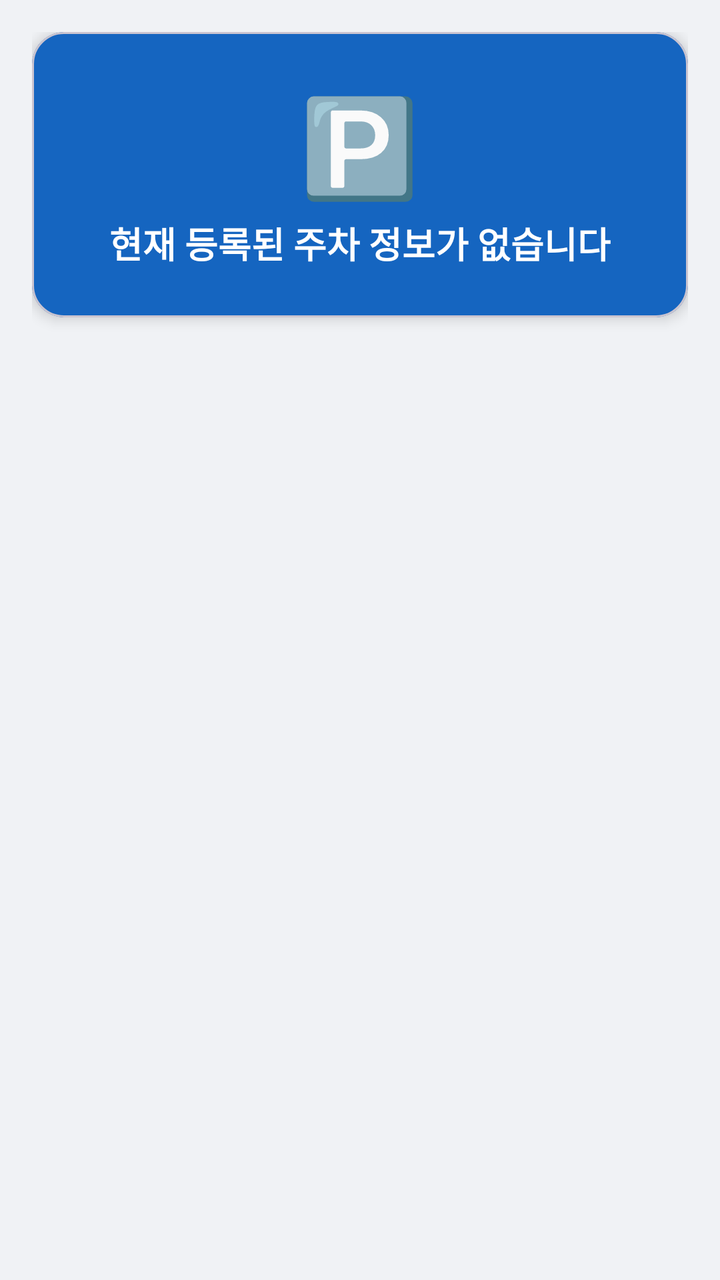
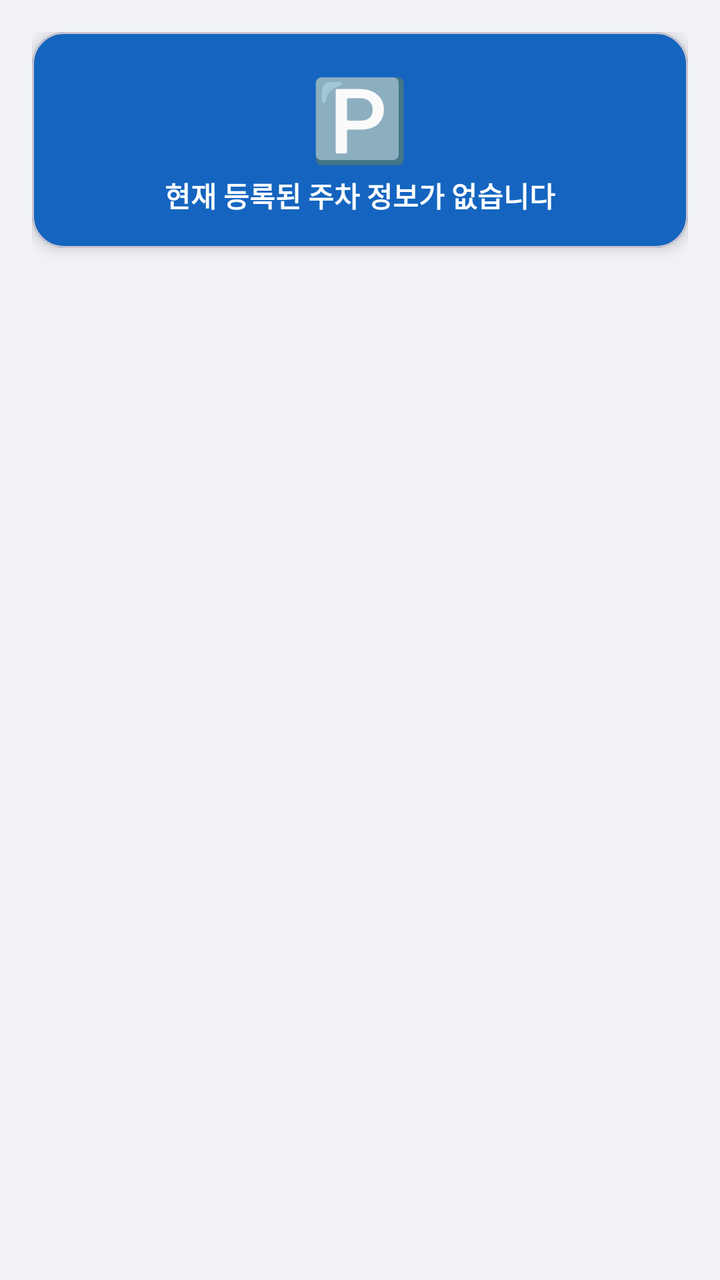

Compare the two renders of this Android layout. The source of the first and the diff that turns it into the second are given below.
<!-- AndroidManifest.xml: application theme Theme.ParkingManager -->
<!-- res/layout/fragment_home.xml -->
<?xml version="1.0" encoding="utf-8"?>
<ScrollView xmlns:android="http://schemas.android.com/apk/res/android"
    xmlns:app="http://schemas.android.com/apk/res-auto"
    android:layout_width="match_parent"
    android:layout_height="match_parent"
    android:background="@color/background">

    <LinearLayout
        android:layout_width="match_parent"
        android:layout_height="wrap_content"
        android:orientation="vertical"
        android:padding="16dp">

        
        <com.google.android.material.card.MaterialCardView
            android:layout_width="match_parent"
            android:layout_height="wrap_content"
            android:layout_marginBottom="16dp"
            app:cardElevation="4dp"
            app:cardCornerRadius="16dp"
            app:cardBackgroundColor="@color/primary">

            <LinearLayout
                android:layout_width="match_parent"
                android:layout_height="wrap_content"
                android:orientation="vertical"
                android:gravity="center"
                android:padding="24dp">

                <TextView
                    android:id="@+id/tv_status_icon"
                    android:layout_width="wrap_content"
                    android:layout_height="wrap_content"
                    android:text="🅿️"
                    android:textSize="48sp"
                    android:layout_marginBottom="4dp" />

                <TextView
                    android:id="@+id/tv_elapsed_time"
                    android:layout_width="wrap_content"
                    android:layout_height="wrap_content"
                    android:textSize="18sp"
                    android:textStyle="bold"
                    android:textColor="@android:color/white"
                    android:fontFamily="monospace"
                    android:visibility="gone"
                    android:layout_marginBottom="4dp" />

                <TextView
                    android:id="@+id/tv_status"
                    android:layout_width="wrap_content"
                    android:layout_height="wrap_content"
                    android:text="현재 등록된 주차 정보가 없습니다"
                    android:textSize="18sp"
                    android:textStyle="bold"
                    android:textColor="@android:color/white"
                    android:gravity="center" />
            </LinearLayout>
        </com.google.android.material.card.MaterialCardView>

        
        <com.google.android.material.card.MaterialCardView
            android:id="@+id/section_parking"
            android:layout_width="match_parent"
            android:layout_height="wrap_content"
            android:layout_marginBottom="12dp"
            android:visibility="gone"
            app:cardElevation="2dp"
            app:cardCornerRadius="12dp">

            <LinearLayout
                android:layout_width="match_parent"
                android:layout_height="wrap_content"
                android:orientation="vertical"
                android:padding="16dp">

                
                <TextView
                    android:layout_width="match_parent"
                    android:layout_height="wrap_content"
                    android:text="주차 정보"
                    android:textSize="14sp"
                    android:textStyle="bold"
                    android:textColor="@color/primary"
                    android:layout_marginBottom="10dp" />

                
                <LinearLayout
                    android:layout_width="match_parent"
                    android:layout_height="wrap_content"
                    android:orientation="horizontal"
                    android:gravity="center_vertical"
                    android:layout_marginBottom="6dp">

                    <TextView
                        android:id="@+id/tv_park_location"
                        android:layout_width="0dp"
                        android:layout_height="wrap_content"
                        android:layout_weight="1"
                        android:textSize="15sp" />

                    <com.google.android.material.button.MaterialButton
                        android:id="@+id/btn_edit_park_location"
                        android:layout_width="wrap_content"
                        android:layout_height="32dp"
                        android:text="📍 위치 변경"
                        android:textSize="11sp"
                        android:visibility="gone"
                        android:insetTop="0dp"
                        android:insetBottom="0dp"
                        style="@style/Widget.Material3.Button.OutlinedButton" />
                </LinearLayout>

                
                <LinearLayout
                    android:layout_width="match_parent"
                    android:layout_height="wrap_content"
                    android:orientation="horizontal"
                    android:gravity="center_vertical">

                    <TextView
                        android:id="@+id/tv_park_time"
                        android:layout_width="0dp"
                        android:layout_height="wrap_content"
                        android:layout_weight="1"
                        android:textSize="15sp" />

                    <com.google.android.material.button.MaterialButton
                        android:id="@+id/btn_edit_park_time"
                        android:layout_width="wrap_content"
                        android:layout_height="32dp"
                        android:text="🕐 시간 수정"
                        android:textSize="11sp"
                        android:visibility="gone"
                        android:insetTop="0dp"
                        android:insetBottom="0dp"
                        style="@style/Widget.Material3.Button.OutlinedButton" />
                </LinearLayout>
            </LinearLayout>
        </com.google.android.material.card.MaterialCardView>

        
        <com.google.android.material.card.MaterialCardView
            android:id="@+id/section_timer"
            android:layout_width="match_parent"
            android:layout_height="wrap_content"
            android:layout_marginBottom="12dp"
            android:visibility="gone"
            app:cardElevation="2dp"
            app:cardCornerRadius="12dp"
            app:cardBackgroundColor="#FFF8E1">

            <LinearLayout
                android:layout_width="match_parent"
                android:layout_height="wrap_content"
                android:orientation="vertical"
                android:padding="16dp">

                <TextView
                    android:id="@+id/tv_scheduled_time"
                    android:layout_width="match_parent"
                    android:layout_height="wrap_content"
                    android:textSize="14sp"
                    android:textColor="@color/orange"
                    android:layout_marginBottom="8dp" />

                <TextView
                    android:id="@+id/tv_countdown"
                    android:layout_width="match_parent"
                    android:layout_height="wrap_content"
                    android:textSize="28sp"
                    android:textStyle="bold"
                    android:gravity="center"
                    android:fontFamily="monospace"
                    android:textColor="@color/orange"
                    android:layout_marginBottom="12dp" />

                <View
                    android:layout_width="match_parent"
                    android:layout_height="1dp"
                    android:background="@color/divider"
                    android:layout_marginBottom="10dp" />

                
                <TextView
                    android:layout_width="wrap_content"
                    android:layout_height="wrap_content"
                    android:text="🔔 알람 예정"
                    android:textSize="12sp"
                    android:textStyle="bold"
                    android:textColor="@color/text_secondary"
                    android:layout_marginBottom="6dp" />

                <LinearLayout
                    android:id="@+id/layout_alarm_times"
                    android:layout_width="match_parent"
                    android:layout_height="wrap_content"
                    android:orientation="vertical" />

            </LinearLayout>
        </com.google.android.material.card.MaterialCardView>

        
        <com.google.android.material.card.MaterialCardView
            android:id="@+id/section_moving"
            android:layout_width="match_parent"
            android:layout_height="wrap_content"
            android:layout_marginBottom="12dp"
            android:visibility="gone"
            app:cardElevation="2dp"
            app:cardCornerRadius="12dp"
            app:cardBackgroundColor="#E8F5E9">

            <LinearLayout
                android:layout_width="match_parent"
                android:layout_height="wrap_content"
                android:orientation="vertical"
                android:padding="16dp">

                <TextView
                    android:id="@+id/tv_move_start_time"
                    android:layout_width="match_parent"
                    android:layout_height="wrap_content"
                    android:textSize="15sp"
                    android:textColor="@color/green" />
            </LinearLayout>
        </com.google.android.material.card.MaterialCardView>

        
        <com.google.android.material.button.MaterialButton
            android:id="@+id/btn_register_parking"
            android:layout_width="match_parent"
            android:layout_height="56dp"
            android:text="주차 등록"
            android:textSize="16sp"
            android:visibility="gone"
            android:layout_marginBottom="8dp" />

        
        <com.google.android.material.button.MaterialButton
            android:id="@+id/btn_set_timer"
            android:layout_width="match_parent"
            android:layout_height="52dp"
            android:text="⏰  이동 시간 설정"
            android:textSize="15sp"
            android:visibility="gone"
            android:layout_marginBottom="8dp"
            style="@style/Widget.Material3.Button.OutlinedButton" />

        
        <com.google.android.material.button.MaterialButton
            android:id="@+id/btn_start_move"
            android:layout_width="match_parent"
            android:layout_height="56dp"
            android:text="🚗  이동 시작"
            android:textSize="16sp"
            android:visibility="gone"
            android:layout_marginBottom="8dp"
            app:backgroundTint="@color/orange" />

        
        <com.google.android.material.button.MaterialButton
            android:id="@+id/btn_complete_move"
            android:layout_width="match_parent"
            android:layout_height="56dp"
            android:text="✅  이동 완료"
            android:textSize="16sp"
            android:visibility="gone"
            android:layout_marginBottom="8dp"
            app:backgroundTint="@color/green" />

    </LinearLayout>
</ScrollView>
<!-- resources referenced by this layout -->
<resources>
  <color name="background">#F0F2F5</color>
  <color name="divider">#E0E0E0</color>
  <color name="green">#2E7D32</color>
  <color name="orange">#E65100</color>
  <color name="primary">#1565C0</color>
  <color name="text_secondary">#757575</color>
  <style name="Theme.ParkingManager" parent="Theme.Material3.DayNight.NoActionBar">
          <item name="colorPrimary">@color/primary</item>
          <item name="colorPrimaryVariant">@color/primary_dark</item>
          <item name="colorOnPrimary">@android:color/white</item>
          <item name="colorSecondary">@color/orange</item>
          <item name="android:colorBackground">@color/background</item>
      </style>
  <color name="primary_dark">#003c8f</color>
</resources>

<!-- the commit's change to res/layout/fragment_home.xml (unified diff, before → after) -->
@@ -23,50 +23,88 @@
             <LinearLayout
                 android:layout_width="match_parent"
                 android:layout_height="wrap_content"
-                android:orientation="vertical"
-                android:gravity="center"
-                android:padding="24dp">
-
-                <TextView
-                    android:id="@+id/tv_status_icon"
+                android:orientation="horizontal"
+                android:gravity="center_vertical"
+                android:padding="16dp">
+
+                
+                <TextView
+                    android:id="@+id/tv_park_location"
+                    android:layout_width="0dp"
+                    android:layout_height="wrap_content"
+                    android:layout_weight="1"
+                    android:textSize="14sp"
+                    android:textStyle="bold"
+                    android:textColor="#CCFFFFFF"
+                    android:gravity="start|center_vertical"
+                    android:maxLines="3"
+                    android:ellipsize="end" />
+
+                
+                <LinearLayout
                     android:layout_width="wrap_content"
                     android:layout_height="wrap_content"
-                    android:text="🅿️"
-                    android:textSize="48sp"
-                    android:layout_marginBottom="4dp" />
-
-                <TextView
-                    android:id="@+id/tv_elapsed_time"
-                    android:layout_width="wrap_content"
-                    android:layout_height="wrap_content"
-                    android:textSize="18sp"
-                    android:textStyle="bold"
-                    android:textColor="@android:color/white"
-                    android:fontFamily="monospace"
-                    android:visibility="gone"
-                    android:layout_marginBottom="4dp" />
-
-                <TextView
-                    android:id="@+id/tv_status"
-                    android:layout_width="wrap_content"
-                    android:layout_height="wrap_content"
-                    android:text="현재 등록된 주차 정보가 없습니다"
-                    android:textSize="18sp"
-                    android:textStyle="bold"
-                    android:textColor="@android:color/white"
-                    android:gravity="center" />
+                    android:orientation="vertical"
+                    android:gravity="center"
+                    android:layout_marginStart="8dp"
+                    android:layout_marginEnd="8dp">
+
+                    <TextView
+                        android:id="@+id/tv_status_icon"
+                        android:layout_width="wrap_content"
+                        android:layout_height="wrap_content"
+                        android:text="🅿️"
+                        android:textSize="40sp"
+                        android:layout_marginBottom="2dp" />
+
+                    <TextView
+                        android:id="@+id/tv_elapsed_time"
+                        android:layout_width="wrap_content"
+                        android:layout_height="wrap_content"
+                        android:textSize="16sp"
+                        android:textStyle="bold"
+                        android:textColor="@android:color/white"
+                        android:fontFamily="monospace"
+                        android:visibility="gone"
+                        android:layout_marginBottom="2dp" />
+
+                    <TextView
+                        android:id="@+id/tv_status"
+                        android:layout_width="wrap_content"
+                        android:layout_height="wrap_content"
+                        android:text="현재 등록된 주차 정보가 없습니다"
+                        android:textSize="14sp"
+                        android:textStyle="bold"
+                        android:textColor="@android:color/white"
+                        android:gravity="center" />
+
+                </LinearLayout>
+
+                
+                <TextView
+                    android:id="@+id/tv_park_time"
+                    android:layout_width="0dp"
+                    android:layout_height="wrap_content"
+                    android:layout_weight="1"
+                    android:textSize="14sp"
+                    android:textStyle="bold"
+                    android:textColor="#CCFFFFFF"
+                    android:gravity="end|center_vertical"
+                    android:maxLines="3" />
+
             </LinearLayout>
         </com.google.android.material.card.MaterialCardView>
 
         
         <com.google.android.material.card.MaterialCardView
-            android:id="@+id/section_parking"
+            android:id="@+id/section_timer"
             android:layout_width="match_parent"
             android:layout_height="wrap_content"
             android:layout_marginBottom="12dp"
             android:visibility="gone"
             app:cardElevation="2dp"
-            app:cardCornerRadius="12dp">
+            app:cardCornerRadius="12dp"
+            app:cardBackgroundColor="#FFF8E1">
 
             <LinearLayout
                 android:layout_width="match_parent"
@@ -74,81 +112,60 @@
                 android:orientation="vertical"
                 android:padding="16dp">
 
-                
-                <TextView
-                    android:layout_width="match_parent"
-                    android:layout_height="wrap_content"
-                    android:text="주차 정보"
+                <TextView
+                    android:id="@+id/tv_scheduled_time"
+                    android:layout_width="match_parent"
+                    android:layout_height="wrap_content"
                     android:textSize="14sp"
-                    android:textStyle="bold"
-                    android:textColor="@color/primary"
+                    android:textColor="@color/orange"
+                    android:layout_marginBottom="8dp" />
+
+                <TextView
+                    android:id="@+id/tv_countdown"
+                    android:layout_width="match_parent"
+                    android:layout_height="wrap_content"
+                    android:textSize="28sp"
+                    android:textStyle="bold"
+                    android:gravity="center"
+                    android:fontFamily="monospace"
+                    android:textColor="@color/orange"
+                    android:layout_marginBottom="12dp" />
+
+                <View
+                    android:layout_width="match_parent"
+                    android:layout_height="1dp"
+                    android:background="@color/divider"
                     android:layout_marginBottom="10dp" />
 
                 
+                <TextView
+                    android:layout_width="wrap_content"
+                    android:layout_height="wrap_content"
+                    android:text="🔔 알람 예정"
+                    android:textSize="12sp"
+                    android:textStyle="bold"
+                    android:textColor="@color/text_secondary"
+                    android:layout_marginBottom="6dp" />
+
                 <LinearLayout
-                    android:layout_width="match_parent"
-                    android:layout_height="wrap_content"
-                    android:orientation="horizontal"
-                    android:gravity="center_vertical"
-                    android:layout_marginBottom="6dp">
-
-                    <TextView
-                        android:id="@+id/tv_park_location"
-                        android:layout_width="0dp"
-                        android:layout_height="wrap_content"
-                        android:layout_weight="1"
-                        android:textSize="15sp" />
-
-                    <com.google.android.material.button.MaterialButton
-                        android:id="@+id/btn_edit_park_location"
-                        android:layout_width="wrap_content"
-                        android:layout_height="32dp"
-                        android:text="📍 위치 변경"
-                        android:textSize="11sp"
-                        android:visibility="gone"
-                        android:insetTop="0dp"
-                        android:insetBottom="0dp"
-                        style="@style/Widget.Material3.Button.OutlinedButton" />
-                </LinearLayout>
-
-                
-                <LinearLayout
-                    android:layout_width="match_parent"
-                    android:layout_height="wrap_content"
-                    android:orientation="horizontal"
-                    android:gravity="center_vertical">
-
-                    <TextView
-                        android:id="@+id/tv_park_time"
-                        android:layout_width="0dp"
-                        android:layout_height="wrap_content"
-                        android:layout_weight="1"
-                        android:textSize="15sp" />
-
-                    <com.google.android.material.button.MaterialButton
-                        android:id="@+id/btn_edit_park_time"
-                        android:layout_width="wrap_content"
-                        android:layout_height="32dp"
-                        android:text="🕐 시간 수정"
-                        android:textSize="11sp"
-                        android:visibility="gone"
-                        android:insetTop="0dp"
-                        android:insetBottom="0dp"
-                        style="@style/Widget.Material3.Button.OutlinedButton" />
-                </LinearLayout>
+                    android:id="@+id/layout_alarm_times"
+                    android:layout_width="match_parent"
+                    android:layout_height="wrap_content"
+                    android:orientation="vertical" />
+
             </LinearLayout>
         </com.google.android.material.card.MaterialCardView>
 
         
         <com.google.android.material.card.MaterialCardView
-            android:id="@+id/section_timer"
+            android:id="@+id/section_moving"
             android:layout_width="match_parent"
             android:layout_height="wrap_content"
             android:layout_marginBottom="12dp"
             android:visibility="gone"
             app:cardElevation="2dp"
             app:cardCornerRadius="12dp"
-            app:cardBackgroundColor="#FFF8E1">
+            app:cardBackgroundColor="#E8F5E9">
 
             <LinearLayout
                 android:layout_width="match_parent"
@@ -157,67 +174,6 @@
                 android:padding="16dp">
 
                 <TextView
-                    android:id="@+id/tv_scheduled_time"
-                    android:layout_width="match_parent"
-                    android:layout_height="wrap_content"
-                    android:textSize="14sp"
-                    android:textColor="@color/orange"
-                    android:layout_marginBottom="8dp" />
-
-                <TextView
-                    android:id="@+id/tv_countdown"
-                    android:layout_width="match_parent"
-                    android:layout_height="wrap_content"
-                    android:textSize="28sp"
-                    android:textStyle="bold"
-                    android:gravity="center"
-                    android:fontFamily="monospace"
-                    android:textColor="@color/orange"
-                    android:layout_marginBottom="12dp" />
-
-                <View
-                    android:layout_width="match_parent"
-                    android:layout_height="1dp"
-                    android:background="@color/divider"
-                    android:layout_marginBottom="10dp" />
-
-                
-                <TextView
-                    android:layout_width="wrap_content"
-                    android:layout_height="wrap_content"
-                    android:text="🔔 알람 예정"
-                    android:textSize="12sp"
-                    android:textStyle="bold"
-                    android:textColor="@color/text_secondary"
-                    android:layout_marginBottom="6dp" />
-
-                <LinearLayout
-                    android:id="@+id/layout_alarm_times"
-                    android:layout_width="match_parent"
-                    android:layout_height="wrap_content"
-                    android:orientation="vertical" />
-
-            </LinearLayout>
-        </com.google.android.material.card.MaterialCardView>
-
-        
-        <com.google.android.material.card.MaterialCardView
-            android:id="@+id/section_moving"
-            android:layout_width="match_parent"
-            android:layout_height="wrap_content"
-            android:layout_marginBottom="12dp"
-            android:visibility="gone"
-            app:cardElevation="2dp"
-            app:cardCornerRadius="12dp"
-            app:cardBackgroundColor="#E8F5E9">
-
-            <LinearLayout
-                android:layout_width="match_parent"
-                android:layout_height="wrap_content"
-                android:orientation="vertical"
-                android:padding="16dp">
-
-                <TextView
                     android:id="@+id/tv_move_start_time"
                     android:layout_width="match_parent"
                     android:layout_height="wrap_content"
@@ -238,6 +194,28 @@
 
         
         <com.google.android.material.button.MaterialButton
+            android:id="@+id/btn_edit_park_location"
+            android:layout_width="match_parent"
+            android:layout_height="52dp"
+            android:text="📍  위치 변경"
+            android:textSize="15sp"
+            android:visibility="gone"
+            android:layout_marginBottom="8dp"
+            style="@style/Widget.Material3.Button.OutlinedButton" />
+
+        
+        <com.google.android.material.button.MaterialButton
+            android:id="@+id/btn_edit_park_time"
+            android:layout_width="match_parent"
+            android:layout_height="52dp"
+            android:text="🕐  시간 수정"
+            android:textSize="15sp"
+            android:visibility="gone"
+            android:layout_marginBottom="8dp"
+            style="@style/Widget.Material3.Button.OutlinedButton" />
+
+        
+        <com.google.android.material.button.MaterialButton
             android:id="@+id/btn_set_timer"
             android:layout_width="match_parent"
             android:layout_height="52dp"
